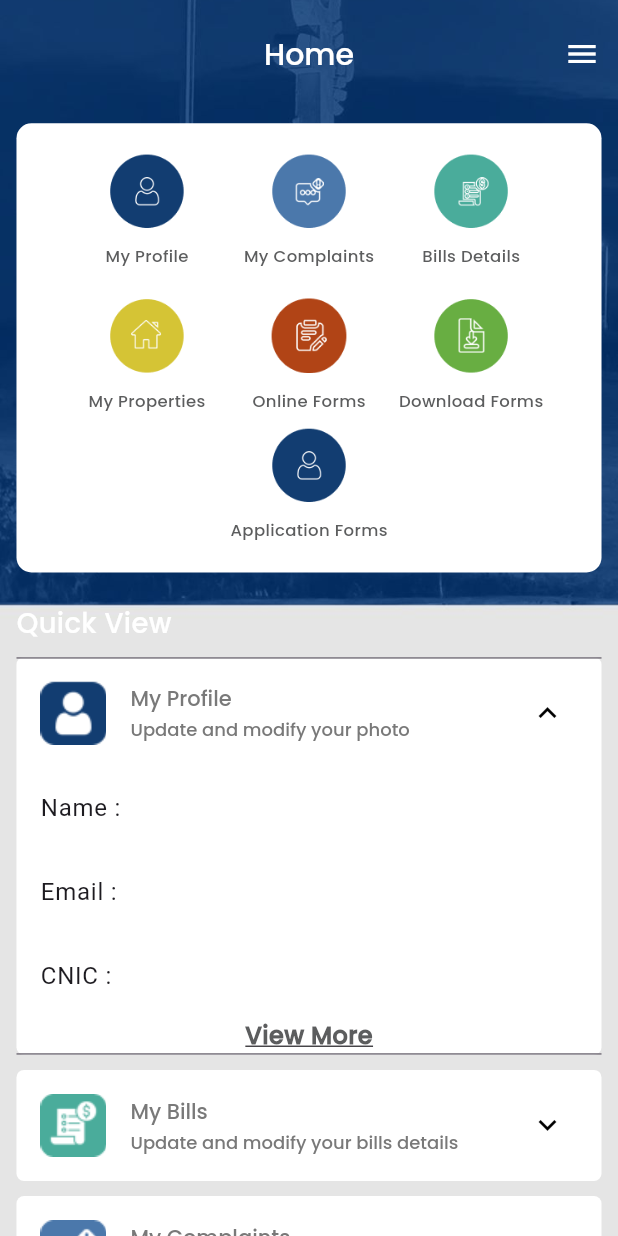
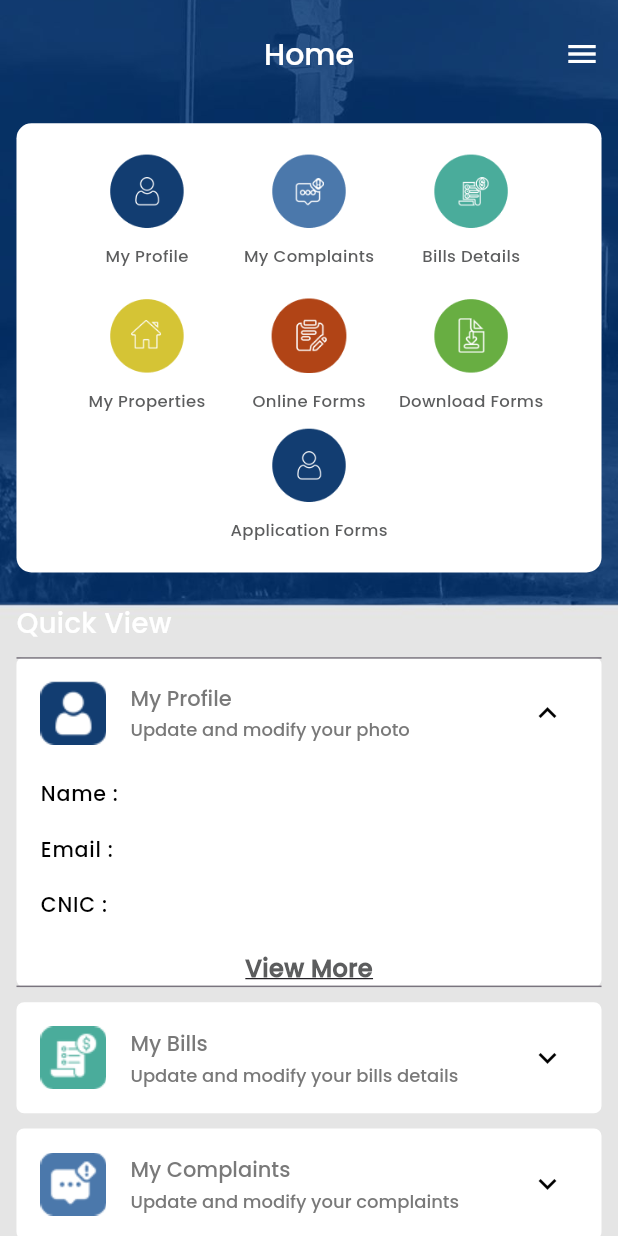
Before and after one commit to Maibk/acnhoragem, a Flutter app: the HomeScreen screen opened by its route, after a tap on the "menu" icon, after a tap on "My Profile", on a phone screen of 412 x 824 dp. Run offline on Flutter 3.47's test engine with Material 3 defaults, Android fonts, the phone set to English and light mode, and no system bars; our stand-ins replace cached_network_image, connectivity_plus, csc_picker, dio, firebase_core, firebase_messaging and 9 more; accounts and stored records are empty; network calls fail; project files that could hold a hidden picture were left out.

Commit message:
QA fixes

```diff
--- a/lib/presentation/home_screen/home_screen.dart
+++ b/lib/presentation/home_screen/home_screen.dart
@@ -325,14 +325,18 @@ class _HomeScreenState extends State<HomeScreen> {
                               children: controller.profileModel != null
                                   ? <Widget>[
                                       ListTile(
-                                        title: Text("Name : ${controller.profileModel!.name}"),
+                                        minTileHeight: 10,
+                                        title: MyText(fontSize: 12.sp, title: "Name : ${controller.profileModel!.name}"),
                                       ),
                                       ListTile(
-                                        title: Text("Email : ${controller.profileModel!.email}"),
+                                        minTileHeight: 10,
+                                        title: MyText(fontSize: 12.sp, title: "Email : ${controller.profileModel!.email}"),
                                       ),
                                       ListTile(
-                                        title: Text("CNIC : ${controller.profileModel!.cnic}"),
+                                        minTileHeight: 10,
+                                        title: MyText(fontSize: 12.sp, title: "CNIC : ${controller.profileModel!.cnic}"),
                                       ),
+                                      10.verticalSpace,
                                       InkWell(
                                         onTap: () {
                                           Get.toNamed(AppRoutes.myProfilePage);
@@ -376,6 +380,7 @@ class _HomeScreenState extends State<HomeScreen> {
                                       if (controller.bills?.data?.isNotEmpty == true)
                                         Container(
                                           child: ListView.builder(
+                                            padding: EdgeInsets.zero,
                                             physics: NeverScrollableScrollPhysics(),
                                             shrinkWrap: true,
                                             itemCount: controller.bills!.data!.length,
@@ -385,17 +390,20 @@ class _HomeScreenState extends State<HomeScreen> {
                                                   Get.toNamed(AppRoutes.billsPage);
                                                 },
                                                 child: ListTile(
+                                                    minTileHeight: 10,
                                                     title: Row(
-                                                  mainAxisAlignment: MainAxisAlignment.spaceBetween,
-                                                  children: [
-                                                    Text("Date : ${controller.bills!.data![index].billMonth}"),
-                                                    Text("Amount :${controller.bills!.data![index].beforeDueDateAmount} ")
-                                                  ],
-                                                )),
+                                                      mainAxisAlignment: MainAxisAlignment.spaceBetween,
+                                                      children: [
+                                                        MyText(fontSize: 12.sp, title: "Date : ${controller.bills!.data![index].billMonth}"),
+                                                        MyText(
+                                                            fontSize: 12.sp, title: "Amount :${controller.bills!.data![index].beforeDueDateAmount} ")
+                                                      ],
+                                                    )),
                                               );
                                             },
                                           ),
                                         ),
+                                      10.verticalSpace,
                                       InkWell(
                                         onTap: () {
                                           if (controller.profileModel?.appFormApproved == 0) {
@@ -469,11 +477,12 @@ class _HomeScreenState extends State<HomeScreen> {
                                                     mainAxisAlignment: MainAxisAlignment.spaceBetween,
                                                     children: [
                                                       Container(
+                                                        margin: EdgeInsets.only(left: 10),
                                                         width: 220,
                                                         child: MyText(
                                                           title: controller.complaints?.data?[index].description ?? "",
                                                           clr: ColorConstant.antextGrayDark,
-                                                          fontSize: 12,
+                                                          fontSize: 12.sp,
                                                         ),
                                                       ),
                                                       Row(
--- a/lib/presentation/ownerform_screen/controller/ownerforms_controller.dart
+++ b/lib/presentation/ownerform_screen/controller/ownerforms_controller.dart
@@ -92,7 +92,7 @@ class OwnerFornsScreenController extends GetxController {
   TextEditingController fullNameController = TextEditingController();
   TextEditingController fathersController = TextEditingController();
   TextEditingController telephoneController = TextEditingController();
-  TextEditingController natinalityController = TextEditingController();
+  TextEditingController natinalityController = TextEditingController(text: "Nationality");
   TextEditingController occupationController = TextEditingController();
   TextEditingController presentAddController = TextEditingController();
   TextEditingController permanantAddController = TextEditingController();
@@ -125,8 +125,6 @@ class OwnerFornsScreenController extends GetxController {
   List<TextEditingController> vehicleRegisterNoControllers = [];
   List<TextEditingController> vehicleColorControllers = [];
   List<TextEditingController> vehicleStikerControllers = [];
-  // TextEditingController vehicleEngineNoController = TextEditingController();
-  // TextEditingController vehicleEtagController = TextEditingController();
   RxBool isInternetAvailable = true.obs;
   AppPreferences _appPreferences = AppPreferences();
   AppPreferences appPreferences = AppPreferences();
--- a/lib/widgets/custom_text.dart
+++ b/lib/widgets/custom_text.dart
@@ -1,6 +1,7 @@
 import 'dart:ui';
 import 'package:flutter/cupertino.dart';
 import 'package:flutter/material.dart';
+import 'package:flutter_screenutil/flutter_screenutil.dart';
 import '../core/utils/color_constant.dart';
 import '../theme/app_style.dart';
 
@@ -57,7 +58,7 @@ class _MyTextState extends State<MyText> {
                   : widget.cut == true
                       ? TextDecoration.lineThrough
                       : TextDecoration.none,
-              fontSize: widget.fontSize ?? 16,
+              fontSize: widget.fontSize ?? 16.sp,
               color: widget.clr ?? ColorConstant.primaryTextColor,
               fontWeight: widget.customWeight != null
                   ? widget.customWeight
@@ -79,7 +80,7 @@ class _MyTextState extends State<MyText> {
                   : widget.cut == true
                       ? TextDecoration.lineThrough
                       : TextDecoration.none,
-              fontSize: widget.fontSize ?? 16,
+              fontSize: widget.fontSize ?? 16.sp,
               color: widget.clr ?? Colors.black,
               fontWeight: widget.customWeight != null
                   ? widget.customWeight
```
